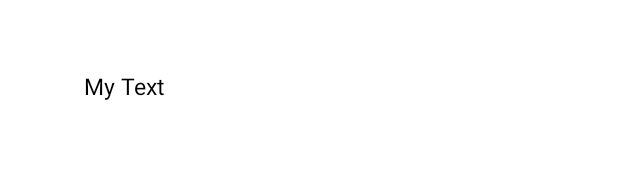
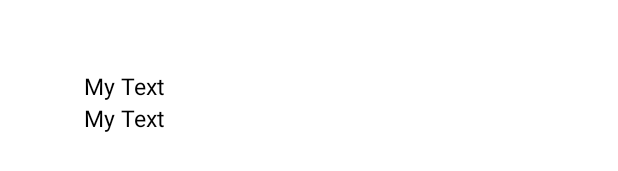
Before and after one commit to YarRCode/PhotoApp, an Android app: the layout activity_custom_list_view.xml on its own in the app's theme, with its tools: preview values and no code run, on a phone screen of 412 x 824 dp. Shown: the part 380-551 px from the top of the screen. Run offline under Robolectric (Android 15) with nearby library versions, the phone set to English and light mode, and no system bars; network calls fail.

Commit message:
Final Commit

```diff
--- a/app/src/main/res/layout/activity_custom_list_view.xml
+++ b/app/src/main/res/layout/activity_custom_list_view.xml
@@ -21,4 +21,12 @@
         android:textColor="@color/black"
         android:textSize="15dp" />
 
+    <TextView
+        android:id="@+id/authorName"
+        android:layout_width="300dp"
+        android:layout_height="wrap_content"
+        android:text="My Text"
+        android:textColor="@color/black"
+        android:textSize="15dp" />
+
 </LinearLayout>
```
Also changed, not shown: app/src/main/java/com/testrpackage/testapplication/CustomBaseAdapter.java (+9 -3 lines), app/src/main/java/com/testrpackage/testapplication/MainActivity.java (+6 -1 lines).
